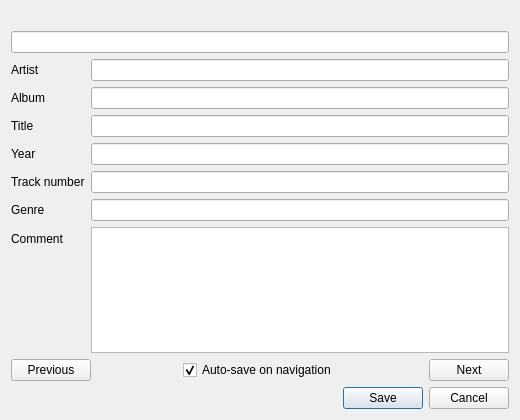
This is app/playlist_ui/tageditordialog.ui in olegantonyan/mpz as Qt 5 draws it before an edit. The edited form follows.
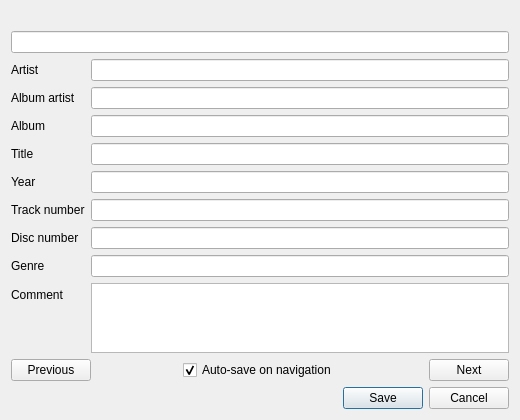
This is the edited form.

Commit message: separate albumartist and disc number tags

```diff
--- a/app/playlist_ui/tageditordialog.ui
+++ b/app/playlist_ui/tageditordialog.ui
@@ -40,63 +40,83 @@
       <widget class="QLineEdit" name="lineEditArtist"/>
      </item>
      <item row="1" column="0">
+      <widget class="QLabel" name="labelAlbumArtist">
+       <property name="text">
+        <string>Album artist</string>
+       </property>
+      </widget>
+     </item>
+     <item row="1" column="1">
+      <widget class="QLineEdit" name="lineEditAlbumArtist"/>
+     </item>
+     <item row="2" column="0">
       <widget class="QLabel" name="labelAlbum">
        <property name="text">
         <string>Album</string>
        </property>
       </widget>
      </item>
-     <item row="1" column="1">
+     <item row="2" column="1">
       <widget class="QLineEdit" name="lineEditAlbum"/>
      </item>
-     <item row="2" column="0">
+     <item row="3" column="0">
       <widget class="QLabel" name="labelTitle">
        <property name="text">
         <string>Title</string>
        </property>
       </widget>
      </item>
-     <item row="2" column="1">
+     <item row="3" column="1">
       <widget class="QLineEdit" name="lineEditTitle"/>
      </item>
-     <item row="3" column="0">
+     <item row="4" column="0">
       <widget class="QLabel" name="labelYear">
        <property name="text">
         <string>Year</string>
        </property>
       </widget>
      </item>
-     <item row="3" column="1">
+     <item row="4" column="1">
       <widget class="QLineEdit" name="lineEditYear"/>
      </item>
-     <item row="4" column="0">
+     <item row="5" column="0">
       <widget class="QLabel" name="labelTrackNumber">
        <property name="text">
         <string>Track number</string>
        </property>
       </widget>
      </item>
-     <item row="4" column="1">
+     <item row="5" column="1">
       <widget class="QLineEdit" name="lineEditTrackNumber"/>
      </item>
-     <item row="5" column="0">
+     <item row="6" column="0">
+      <widget class="QLabel" name="labelDiscNumber">
+       <property name="text">
+        <string>Disc number</string>
+       </property>
+      </widget>
+     </item>
+     <item row="6" column="1">
+      <widget class="QLineEdit" name="lineEditDiscNumber"/>
+     </item>
+     <item row="7" column="0">
       <widget class="QLabel" name="labelGenre">
        <property name="text">
         <string>Genre</string>
        </property>
       </widget>
      </item>
-     <item row="5" column="1">
+     <item row="7" column="1">
       <widget class="QLineEdit" name="lineEditGenre"/>
      </item>
-     <item row="6" column="0">
+     <item row="8" column="0">
       <widget class="QLabel" name="labelComment">
        <property name="text">
         <string>Comment</string>
        </property>
       </widget>
      </item>
-     <item row="6" column="1">
+     <item row="8" column="1">
       <widget class="QPlainTextEdit" name="plainTextComment"/>
      </item>
     </layout>
```
The commit also changes 27 other files.
